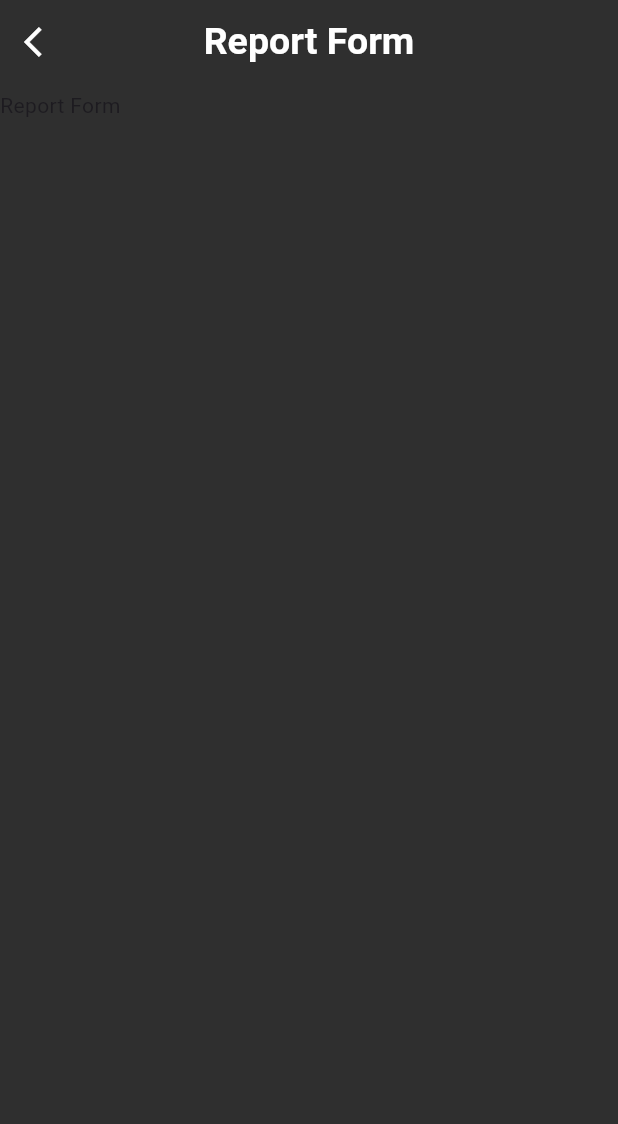
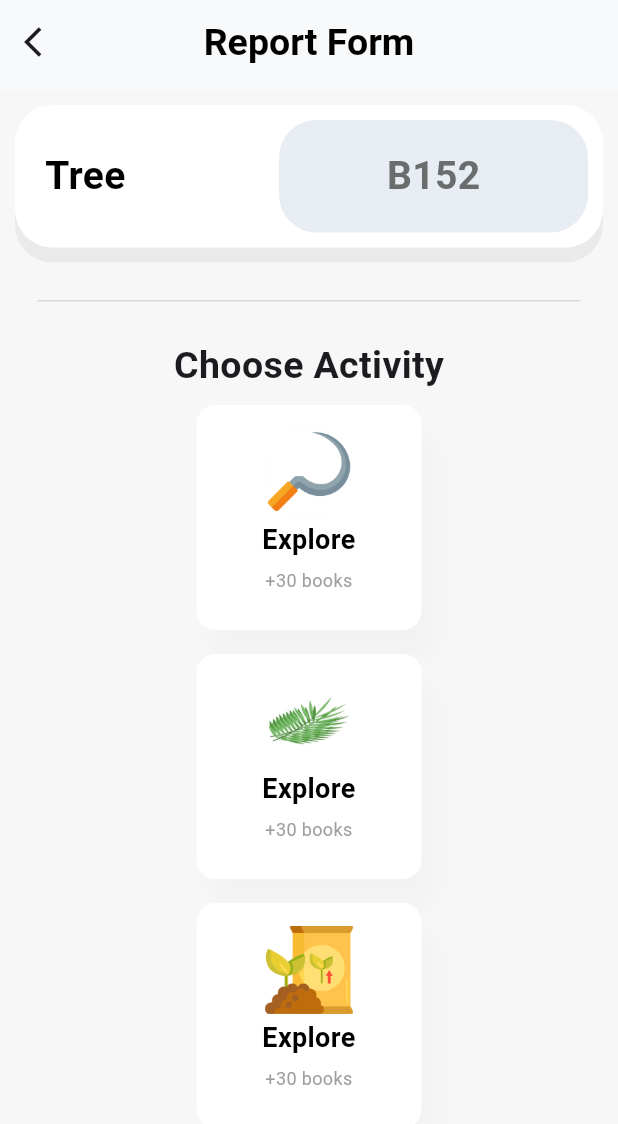
Before and after one commit to paperjean/iLadang, a Flutter app: the Menu screen opened directly, after a tap on "Scan and Report", on a phone screen of 412 x 824 dp. Shown: the top 1124 px of the screen. Run offline on Flutter 3.47's test engine with Material 3 defaults, Android fonts, the phone set to English and light mode, and no system bars; our stand-ins replace fl_chart, supabase_flutter; accounts and stored records are empty.

Commit message:
Update UI colors and styles, report form

```diff
--- a/lib/pages/field/menu/menu_screen.dart
+++ b/lib/pages/field/menu/menu_screen.dart
@@ -17,20 +17,13 @@
   @override
   Widget build(BuildContext context) {
     return Scaffold(
-        backgroundColor: Color.fromARGB(255, 47, 47, 47),
         appBar: PreferredSize(
             preferredSize: const Size.fromHeight(60),
             child: AppBar(
-              backgroundColor: Color.fromARGB(255, 47, 47, 47),
               elevation: 0,
               centerTitle: true,
               title: const Text(
                 'Menu',
-                style: TextStyle(
-                  color: Colors.white,
-                  fontSize: 25,
-                  fontWeight: FontWeight.bold,
-                ),
               ),
             )),
         body: Column(
--- /dev/null
+++ b/lib/pages/field/reporting/activity_card.dart
@@ -0,0 +1,66 @@
+import 'package:flutter/material.dart';
+
+class ActivityCard extends StatelessWidget {
+  final String text;
+  final String imageAsset;
+  final String subtitle;
+  final Function() onPressed;
+
+  const ActivityCard(
+      {required this.text,
+      required this.imageAsset,
+      required this.subtitle,
+      required this.onPressed,
+      Key? key})
+      : super(key: key);
+
+  @override
+  Widget build(BuildContext context) {
+    return GestureDetector(
+      onTap: onPressed,
+      child: Container(
+        width: 150,
+        height: 150,
+        padding: const EdgeInsets.all(15.0),
+        decoration: BoxDecoration(
+          color: Colors.white,
+          borderRadius: BorderRadius.circular(12.5),
+          boxShadow: [
+            BoxShadow(
+                offset: const Offset(10, 20),
+                blurRadius: 10,
+                spreadRadius: 0,
+                color: Colors.grey.withOpacity(.05)),
+          ],
+        ),
+        child: Column(
+          children: [
+            Image.asset(imageAsset, height: 59, fit: BoxFit.cover),
+            const Spacer(),
+            Text(text,
+                textAlign: TextAlign.center,
+                style: const TextStyle(
+                  color: Colors.black,
+                  fontWeight: FontWeight.bold,
+                  fontSize: 18,
+                )),
+            const SizedBox(
+              height: 5,
+            ),
+            Text(
+              subtitle,
+              textAlign: TextAlign.center,
+              style: const TextStyle(
+                  color: Colors.grey,
+                  fontWeight: FontWeight.normal,
+                  fontSize: 12),
+            ),
+            const SizedBox(
+              height: 10,
+            ),
+          ],
+        ),
+      ),
+    );
+  }
+}
--- a/lib/pages/field/reporting/report_form.dart
+++ b/lib/pages/field/reporting/report_form.dart
@@ -1,4 +1,6 @@
 import 'package:flutter/material.dart';
+import 'package:sawitcare_app/pages/field/reporting/activity_card.dart';
+import 'package:sawitcare_app/pages/field/reporting/tree_info_widget.dart';
 
 class ReportForm extends StatefulWidget {
   const ReportForm({super.key});
@@ -11,16 +13,13 @@
   @override
   Widget build(BuildContext context) {
     return Scaffold(
-        backgroundColor: Color.fromARGB(255, 47, 47, 47),
         appBar: PreferredSize(
             preferredSize: const Size.fromHeight(60),
             child: AppBar(
-              backgroundColor: Color.fromARGB(255, 47, 47, 47),
               elevation: 0,
               leading: IconButton(
                 icon: const Icon(
                   Icons.arrow_back_ios,
-                  color: Colors.white,
                 ),
                 onPressed: () {
                   Navigator.of(context).pop();
@@ -29,14 +28,58 @@
               centerTitle: true,
               title: const Text(
                 'Report Form',
+              ),
+              actions: [],
+            )),
+        body: Center(
+          child: Column(
+            children: [
+              Padding(
+                padding: const EdgeInsets.all(10.0),
+                child: TreeInfoCard(treeName: "B152"),
+              ),
+              // Line
+              Padding(
+                padding: const EdgeInsets.all(25.0),
+                child: Container(
+                  height: 1,
+                  width: MediaQuery.of(context).size.width,
+                  color: Color.fromRGBO(217, 217, 217, 1),
+                ),
+              ),
+              const Text(
+                'Choose Activity',
                 style: TextStyle(
-                  color: Colors.white,
                   fontSize: 25,
                   fontWeight: FontWeight.bold,
                 ),
               ),
-              actions: [],
-            )),
-        body: const Text("Report Form"));
+              Padding(
+                padding: const EdgeInsets.all(8.0),
+                child: ActivityCard(
+                    text: "Explore",
+                    imageAsset: 'assets/sickle.png',
+                    subtitle: "+30 books",
+                    onPressed: () {}),
+              ),
+              Padding(
+                padding: const EdgeInsets.all(8.0),
+                child: ActivityCard(
+                    text: "Explore",
+                    imageAsset: 'assets/leaf.png',
+                    subtitle: "+30 books",
+                    onPressed: () {}),
+              ),
+              Padding(
+                padding: const EdgeInsets.all(8.0),
+                child: ActivityCard(
+                    text: "Explore",
+                    imageAsset: 'assets/fertilizer_icon.png',
+                    subtitle: "+30 books",
+                    onPressed: () {}),
+              ),
+            ],
+          ),
+        ));
   }
 }
--- /dev/null
+++ b/lib/pages/field/reporting/tree_info_widget.dart
@@ -0,0 +1,91 @@
+import 'package:flutter/material.dart';
+
+class TreeInfoCard extends StatelessWidget {
+  final String treeName;
+  final String body;
+
+  final Widget subIcon;
+
+  const TreeInfoCard(
+      {required this.treeName,
+      this.body =
+          """Lorem ipsum dolor sit amet consectetur adipisicing elit. Maxime mollitia, molestiae quas vel sint commodi repudi conseqr!""",
+      this.subIcon = const CircleAvatar(
+        child: Icon(
+          Icons.directions,
+          color: Colors.black,
+        ),
+        backgroundColor: Colors.orange,
+        radius: 25,
+      ),
+      Key? key})
+      : super(key: key);
+
+  @override
+  Widget build(BuildContext context) {
+    return Container(
+      padding: EdgeInsets.all(10.0),
+      decoration: BoxDecoration(
+        color: Colors.white,
+        borderRadius: BorderRadius.circular(25.0),
+        boxShadow: [
+          BoxShadow(
+            color: Colors.black.withOpacity(.05),
+            offset: Offset(0, 10),
+            blurRadius: 0,
+            spreadRadius: 0,
+          )
+        ],
+      ),
+      child: Column(
+        crossAxisAlignment: CrossAxisAlignment.start,
+        mainAxisSize: MainAxisSize.min,
+        children: [
+          Row(
+            mainAxisAlignment: MainAxisAlignment.spaceBetween,
+            children: [
+              const Padding(
+                padding: const EdgeInsets.only(left: 10.0),
+                child: Text(
+                  "Tree",
+                  style: TextStyle(
+                      color: Colors.black,
+                      fontSize: 26,
+                      fontWeight: FontWeight.bold),
+                ),
+              ),
+              Container(
+                height: 75,
+                // Maximum width
+                width: MediaQuery.of(context).size.width * 0.5,
+                decoration: BoxDecoration(
+                  borderRadius: BorderRadius.circular(25.0),
+                  color: Color.fromRGBO(228, 234, 240, 0.88),
+                ),
+                child: Padding(
+                  padding: EdgeInsets.all(8.0),
+                  child: Column(
+                    mainAxisAlignment: MainAxisAlignment.center,
+                    crossAxisAlignment: CrossAxisAlignment.start,
+                    children: [
+                      Container(
+                        alignment: Alignment.center,
+                        child: Text(
+                          treeName,
+                          style: const TextStyle(
+                              color: Color.fromRGBO(105, 109, 110, 1),
+                              fontSize: 26,
+                              fontWeight: FontWeight.bold),
+                        ),
+                      )
+                    ],
+                  ),
+                ),
+              ),
+            ],
+          ),
+        ],
+      ),
+    );
+  }
+}
--- a/lib/pages/management/employee/employee_request_list.dart
+++ b/lib/pages/management/employee/employee_request_list.dart
@@ -23,11 +23,9 @@
   @override
   Widget build(BuildContext context) {
     return Scaffold(
-        backgroundColor: Color.fromARGB(255, 47, 47, 47),
         appBar: PreferredSize(
             preferredSize: const Size.fromHeight(60),
             child: AppBar(
-              backgroundColor: Color.fromARGB(255, 47, 47, 47),
               elevation: 0,
               leading: IconButton(
                 icon: Icon(
@@ -39,7 +37,7 @@
                 },
               ),
               centerTitle: true,
-              title: Text(
+              title: const Text(
                 'Requests',
                 style: TextStyle(
                   color: Colors.white,
@@ -50,7 +48,7 @@
               actions: [],
             )),
         body: _isLoading
-            ? Center(
+            ? const Center(
                 child: CircularProgressIndicator(),
               )
             : ListView.builder(
--- a/lib/pages/profile/constants.dart
+++ /dev/null
@@ -1,5 +0,0 @@
-import 'package:flutter/material.dart';
-
-const blackColor = Color(0xff212121);
-const defaultBackgroundColor = Color.fromARGB(255, 47, 47, 47);
-const customColor = Color.fromRGBO(46, 125, 50, 1);
```
Also changed, not shown: lib/main.dart (+8 -0 lines), lib/pages/field/homepage_field.dart (+8 -9 lines), lib/pages/management/activity/activity_screen.dart (+2 -12 lines), lib/pages/management/employee/employee_screen.dart (+0 -9 lines), lib/pages/management/homepage_management.dart (+4 -4 lines), lib/pages/management/tree/tree_screen.dart (+0 -7 lines), lib/pages/management/yield/bar_graph.dart (+5 -3 lines), lib/pages/management/yield/yield_screen.dart (+2 -9 lines), lib/pages/profile/profile_screen.dart (+0 -8 lines), assets/fertilizer_icon.png (added), assets/leaf.png, assets/sickle.png (added).
